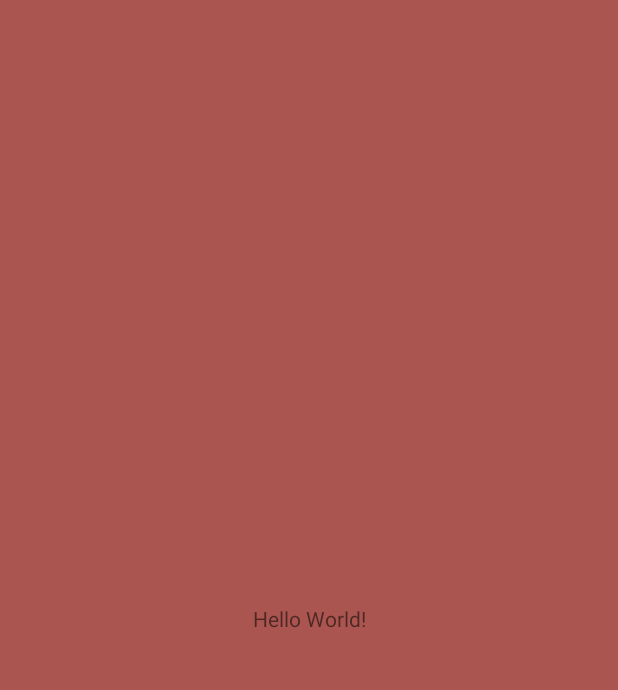
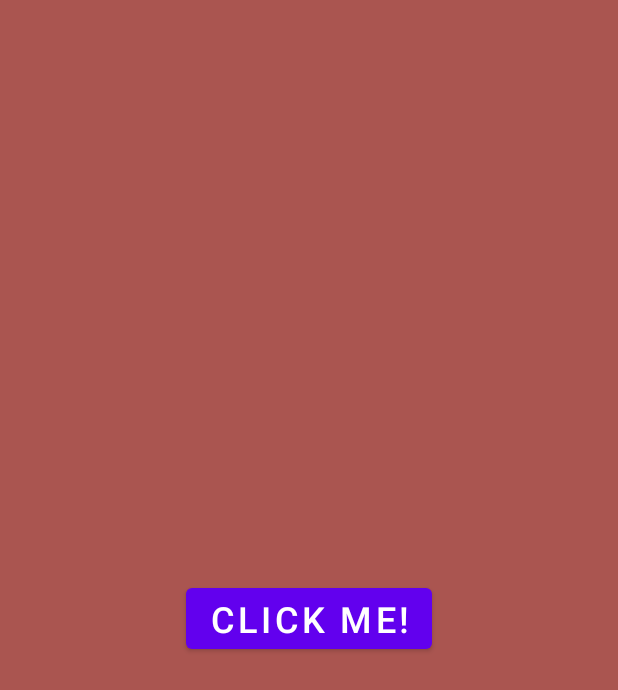
Before and after one commit to Istrability/android_foreground_service_bug, an Android app: the screen it shows after launch (MainActivity), on a phone screen of 412 x 824 dp. Before the commit the part shown is almost empty. Shown: the top 690 px of the screen. Run offline under Robolectric (Android 15) with nearby library versions, the phone set to English and light mode, and no system bars.

Commit message:
Add button and cleanup

```diff
--- a/app/src/main/java/hr/istrability/foreground_service_bug/MainActivity.java
+++ b/app/src/main/java/hr/istrability/foreground_service_bug/MainActivity.java
@@ -3,16 +3,13 @@ package hr.istrability.foreground_service_bug;
 import android.annotation.SuppressLint;
 import android.content.Intent;
 import android.os.Bundle;
-import android.webkit.WebSettings;
-import android.webkit.WebView;
-import android.webkit.WebViewClient;
+import android.view.View;
+import android.widget.Button;
 
 import androidx.appcompat.app.AppCompatActivity;
 import androidx.core.view.WindowCompat;
 
 public class MainActivity extends AppCompatActivity {
-
-    private WebView myWebView; // Declare WebView instance variable
 
     @SuppressLint("SetJavaScriptEnabled")
     @Override
@@ -21,22 +18,19 @@ public class MainActivity extends AppCompatActivity {
         super.onCreate(savedInstanceState);
         setContentView(R.layout.activity_main);
 
-        /*myWebView = findViewById(R.id.webView); // Find the WebView by its ID
+        Button myButton = findViewById(R.id.myClickableButton);
+        myButton.setOnClickListener(new View.OnClickListener() {
+            @Override
+            public void onClick(View v) {
+                System.out.println("Click handling");
+                Intent serviceIntent = new Intent(
+                    MainActivity.this,
+                    MyForegroundService.class
+                );
+                startForegroundService(serviceIntent);
+            }
+        });
 
-        // Enable JavaScript (optional, but many sites need it)
-        WebSettings webSettings = myWebView.getSettings();
-        webSettings.setJavaScriptEnabled(true);
-        webSettings.setDomStorageEnabled(true);
-
-        // Set a WebViewClient to handle page navigation within the WebView
-        // Without this, links might open in the device's default browser app
-        myWebView.setWebViewClient(new WebViewClient());
-
-        // Or load local HTML content:
-        myWebView.loadData("<html><body><h1>Hello, WebView!</h1></body></html>", "text/html", "UTF-8");
-*/
-        Intent serviceIntent = new Intent(this, MyForegroundService.class);
-        startForegroundService(serviceIntent);
     }
 
 }
--- a/app/src/main/res/layout/activity_main.xml
+++ b/app/src/main/res/layout/activity_main.xml
@@ -8,40 +8,15 @@
     android:background="#FFAA5550"
     tools:context=".MainActivity">
 
-    <TextView
+    <Button
+        android:id="@+id/myClickableButton"
         android:layout_width="wrap_content"
         android:layout_height="wrap_content"
-        android:text="Hello World!"
+        android:text="Click me!"
+        android:textSize="24sp"
         app:layout_constraintBottom_toBottomOf="parent"
         app:layout_constraintEnd_toEndOf="parent"
         app:layout_constraintStart_toStartOf="parent"
         app:layout_constraintTop_toTopOf="parent" />
 
-    <!--<WebView
-        android:id="@+id/webView"
-        android:layout_width="match_parent"
-        android:layout_height="200dp"
-        android:background="@color/black"
-        app:layout_constraintBottom_toBottomOf="parent"
-        app:layout_constraintEnd_toEndOf="parent"
-        app:layout_constraintHorizontal_bias="1.0"
-        app:layout_constraintStart_toStartOf="parent"
-        app:layout_constraintTop_toTopOf="parent"
-        app:layout_constraintVertical_bias="0.0" />-->
-
-    <!-- You can add other views here as well, constrained as needed.
-         For example, a ProgressBar for loading indication:
-
-    <ProgressBar
-        android:id="@+id/progressBar"
-        style="?android:attr/progressBarStyleHorizontal"
-        android:layout_width="0dp"
-        android:layout_height="wrap_content"
-        android:indeterminate="true"
-        android:visibility="gone" // Initially hidden
-        app:layout_constraintTop_toTopOf="parent"
-        app:layout_constraintStart_toStartOf="parent"
-        app:layout_constraintEnd_toEndOf="parent" />
-    -->
-
 </androidx.constraintlayout.widget.ConstraintLayout>
```
